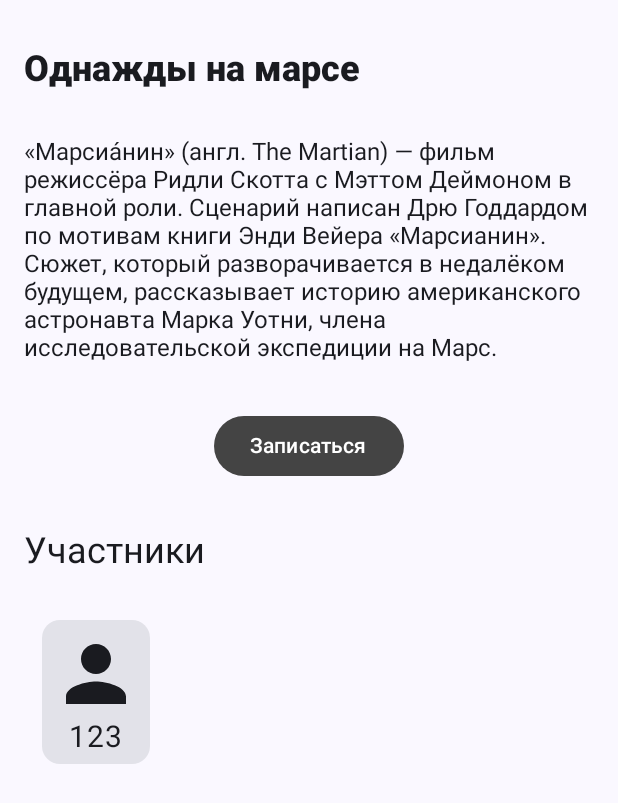
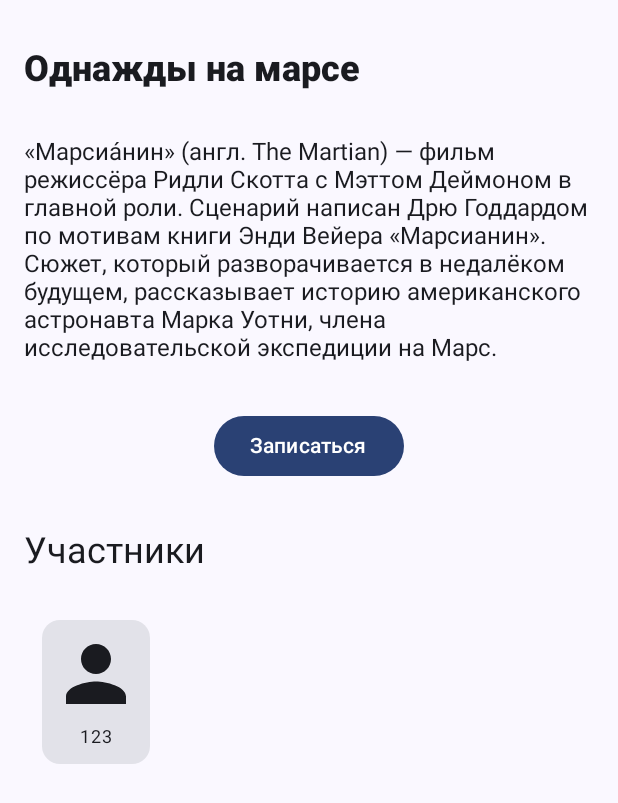
Before and after one commit to BlessedBoy16/CinemaClub, an Android app built with Jetpack Compose: the screen it shows after launch (MainActivity), after a tap on "Записаться", on a phone screen of 412 x 824 dp. Shown: the top 803 px of the screen. Run offline under Robolectric (Android 15) with nearby library versions, the phone set to English and light mode, and no system bars; pictures from the network do not load.

```diff
--- a/app/src/main/java/com/example/cinema/MainActivity.kt
+++ b/app/src/main/java/com/example/cinema/MainActivity.kt
@@ -26,6 +26,8 @@ import androidx.compose.material3.Icon
 import androidx.compose.material3.MaterialTheme
 import androidx.compose.material3.Surface
 import androidx.compose.material3.Text
+import androidx.compose.material3.darkColorScheme
+import androidx.compose.material3.lightColorScheme
 import androidx.compose.runtime.Composable
 import androidx.compose.runtime.getValue
 import androidx.compose.runtime.mutableStateOf
@@ -41,6 +43,7 @@ import androidx.compose.ui.text.font.FontWeight
 import androidx.compose.ui.unit.dp
 import androidx.compose.ui.unit.sp
 import coil.compose.AsyncImage
+import com.example.cinema.data.Cinema
 import com.example.cinema.data.User
 import com.example.cinema.ui.theme.CinemaTheme
 
@@ -52,7 +55,6 @@ class MainActivity : ComponentActivity() {
                 // A surface container using the 'background' color from the theme
                 Surface(
                     modifier = Modifier.fillMaxSize(),
-                    color = MaterialTheme.colorScheme.background
                 ) {
                     mainContent(users = listOf())
                  }
@@ -88,8 +90,7 @@ fun mainContent(users: List<User>) {
                     users = users.toMutableList().also {
                         it.add(0, User(123, "123"))
                     }
-                },
-                    colors = ButtonDefaults.buttonColors(Color.DarkGray)) {
+                }) {
                     Text(text = "Записаться")
                         }
                     }
@@ -133,7 +134,6 @@ fun cinemaTitle(name: String) {
         )
     )
 }
-
 @Composable
 fun poster(url: String) {
     AsyncImage(
@@ -145,7 +145,6 @@ fun poster(url: String) {
 
     )
 }
-
 @Composable
 fun description(text: String){
     Text(
@@ -157,25 +156,6 @@ fun description(text: String){
         )
     )
 }
-
-//@Composable
-//fun button(users: List<User>){
-//    var users by remember { mutableStateOf(users) }
-//    Column(
-//        modifier = Modifier
-//            .fillMaxWidth()
-//            .fillMaxHeight(),
-//        verticalArrangement = Arrangement.Center,
-//        horizontalAlignment = Alignment.CenterHorizontally
-//    ) {
-//        Button(onClick = { users = users.toMutableList().also {
-//            it.add(0, User(123, "123"))
-//        } },
-//            colors = ButtonDefaults.buttonColors(Color.DarkGray)) {
-//            Text("Записаться")
-//        }
-//    }
-//}
 @Composable
 fun PersonView(name: String) {
     Card(
@@ -194,11 +174,10 @@ fun PersonView(name: String) {
                 modifier = Modifier
                     .size(60.dp)
                     .clip(CircleShape)
-
             )
             Text(
                 text = name,
-                fontSize = 20.sp,
+                fontSize = 12.sp,
                 modifier = Modifier
                     .align(Alignment.CenterHorizontally),
             )
```
Also changed, not shown: app/build.gradle.kts (+16 -0 lines), app/src/main/java/com/example/cinema/Navigation.kt (added, +88 -0 lines).
